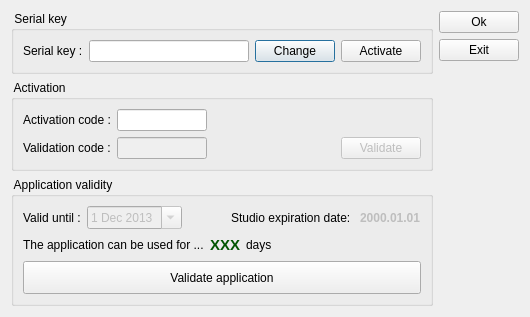
tbikfalvi/Belenus, file client/dlgserialreg.ui: the form before one commit.
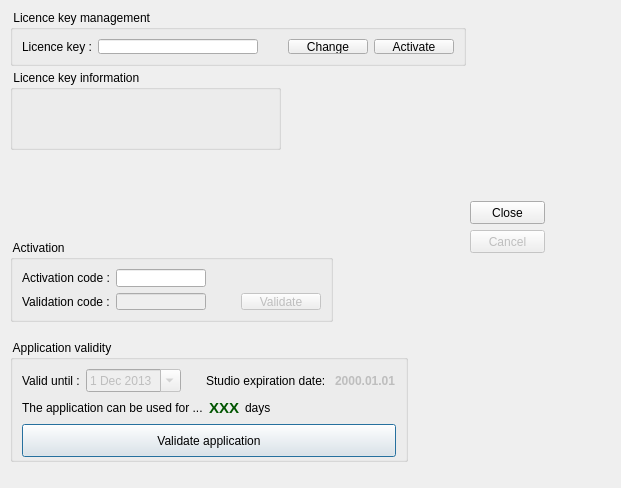
The form after the commit.

Commit message: Uj licenceManager kezdetek

The edit to the form file:
```diff
--- a/client/dlgserialreg.ui
+++ b/client/dlgserialreg.ui
@@ -6,191 +6,35 @@
    <rect>
     <x>0</x>
     <y>0</y>
-    <width>523</width>
-    <height>292</height>
+    <width>621</width>
+    <height>488</height>
    </rect>
   </property>
   <property name="windowTitle">
    <string>Licence and Application validation</string>
   </property>
-  <layout class="QHBoxLayout" name="horizontalLayout_2">
-   <item>
-    <layout class="QVBoxLayout" name="verticalLayout_2">
-     <item>
-      <widget class="QGroupBox" name="gbLicenceKey">
-       <property name="title">
-        <string> Serial key </string>
-       </property>
-       <layout class="QHBoxLayout" name="horizontalLayout">
-        <item>
-         <widget class="QLabel" name="lblSerialKey">
-          <property name="text">
-           <string>Serial key :</string>
-          </property>
-         </widget>
-        </item>
-        <item>
-         <widget class="QLineEdit" name="ledSerialKey">
-          <property name="minimumSize">
-           <size>
-            <width>160</width>
-            <height>0</height>
-           </size>
-          </property>
-          <property name="maximumSize">
-           <size>
-            <width>160</width>
-            <height>16777215</height>
-           </size>
-          </property>
-          <property name="alignment">
-           <set>Qt::AlignCenter</set>
-          </property>
-         </widget>
-        </item>
-        <item>
-         <spacer name="horizontalSpacer">
-          <property name="orientation">
-           <enum>Qt::Horizontal</enum>
-          </property>
-          <property name="sizeHint" stdset="0">
-           <size>
-            <width>40</width>
-            <height>20</height>
-           </size>
-          </property>
-         </spacer>
-        </item>
-        <item>
-         <widget class="QPushButton" name="pbChangeKey">
-          <property name="text">
-           <string>Change</string>
-          </property>
-          <property name="iconSize">
-           <size>
-            <width>20</width>
-            <height>20</height>
-           </size>
-          </property>
-         </widget>
-        </item>
-        <item>
-         <widget class="QPushButton" name="pbActivateKey">
-          <property name="text">
-           <string>Activate</string>
-          </property>
-          <property name="iconSize">
-           <size>
-            <width>20</width>
-            <height>20</height>
-           </size>
-          </property>
-         </widget>
-        </item>
-       </layout>
-      </widget>
-     </item>
-     <item>
-      <widget class="QGroupBox" name="gbActivation">
+  <widget class="QGroupBox" name="gbLicenceInformation">
+   <property name="geometry">
+    <rect>
+     <x>10</x>
+     <y>70</y>
+     <width>271</width>
+     <height>80</height>
+    </rect>
+   </property>
        <property name="title">
-        <string> Activation </string>
-       </property>
-       <layout class="QGridLayout" name="gridLayout">
-        <item row="0" column="0">
-         <widget class="QLabel" name="lblCodeActivation">
-          <property name="text">
-           <string>Activation code :</string>
-          </property>
-         </widget>
-        </item>
-        <item row="0" column="1">
-         <widget class="QLineEdit" name="ledCodeActivation">
-          <property name="enabled">
-           <bool>true</bool>
-          </property>
-          <property name="minimumSize">
-           <size>
-            <width>90</width>
-            <height>0</height>
-           </size>
-          </property>
-          <property name="maximumSize">
-           <size>
-            <width>90</width>
-            <height>16777215</height>
-           </size>
-          </property>
-          <property name="alignment">
-           <set>Qt::AlignCenter</set>
-          </property>
-          <property name="readOnly">
-           <bool>true</bool>
-          </property>
-         </widget>
-        </item>
-        <item row="1" column="0">
-         <widget class="QLabel" name="lblCodeValidation">
-          <property name="text">
-           <string>Validation code :</string>
-          </property>
-         </widget>
-        </item>
-        <item row="1" column="1">
-         <widget class="QLineEdit" name="ledCodeValidation">
-          <property name="enabled">
-           <bool>false</bool>
-          </property>
-          <property name="minimumSize">
-           <size>
-            <width>90</width>
-            <height>0</height>
-           </size>
-          </property>
-          <property name="maximumSize">
-           <size>
-            <width>90</width>
-            <height>16777215</height>
-           </size>
-          </property>
-          <property name="alignment">
-           <set>Qt::AlignCenter</set>
-          </property>
-         </widget>
-        </item>
-        <item row="1" column="2">
-         <spacer name="horizontalSpacer_2">
-          <property name="orientation">
-           <enum>Qt::Horizontal</enum>
-          </property>
-          <property name="sizeHint" stdset="0">
-           <size>
-            <width>39</width>
-            <height>20</height>
-           </size>
-          </property>
-         </spacer>
-        </item>
-        <item row="1" column="3">
-         <widget class="QPushButton" name="pbValidateCode">
-          <property name="enabled">
-           <bool>false</bool>
-          </property>
-          <property name="text">
-           <string>Validate</string>
-          </property>
-          <property name="iconSize">
-           <size>
-            <width>20</width>
-            <height>20</height>
-           </size>
-          </property>
-         </widget>
-        </item>
-       </layout>
-      </widget>
-     </item>
-     <item>
+    <string> Licence key information </string>
+   </property>
+  </widget>
       <widget class="QGroupBox" name="gbApplication">
+   <property name="geometry">
+    <rect>
+     <x>10</x>
+     <y>340</y>
+     <width>398</width>
+     <height>122</height>
+    </rect>
+   </property>
        <property name="title">
         <string> Application validity </string>
        </property>
@@ -328,15 +172,202 @@
         </item>
        </layout>
       </widget>
-     </item>
-    </layout>
+  <widget class="QGroupBox" name="gbLicenceKey">
+   <property name="geometry">
+    <rect>
+     <x>10</x>
+     <y>10</y>
+     <width>456</width>
+     <height>56</height>
+    </rect>
+   </property>
+   <property name="title">
+    <string> Licence key management </string>
+   </property>
+   <layout class="QHBoxLayout" name="horizontalLayout">
+    <item>
+     <widget class="QLabel" name="lblSerialKey">
+      <property name="text">
+       <string>Licence key :</string>
+      </property>
+     </widget>
+    </item>
+    <item>
+     <widget class="QLineEdit" name="ledSerialKey">
+      <property name="minimumSize">
+       <size>
+        <width>160</width>
+        <height>0</height>
+       </size>
+      </property>
+      <property name="maximumSize">
+       <size>
+        <width>160</width>
+        <height>16777215</height>
+       </size>
+      </property>
+      <property name="alignment">
+       <set>Qt::AlignCenter</set>
+      </property>
+     </widget>
    </item>
    <item>
-    <layout class="QVBoxLayout" name="verticalLayout">
+     <spacer name="horizontalSpacer">
+      <property name="orientation">
+       <enum>Qt::Horizontal</enum>
+      </property>
+      <property name="sizeHint" stdset="0">
+       <size>
+        <width>40</width>
+        <height>20</height>
+       </size>
+      </property>
+     </spacer>
+    </item>
      <item>
+     <widget class="QPushButton" name="pbChangeKey">
+      <property name="text">
+       <string>Change</string>
+      </property>
+      <property name="iconSize">
+       <size>
+        <width>20</width>
+        <height>20</height>
+       </size>
+      </property>
+     </widget>
+    </item>
+    <item>
+     <widget class="QPushButton" name="pbActivateKey">
+      <property name="text">
+       <string>Activate</string>
+      </property>
+      <property name="iconSize">
+       <size>
+        <width>20</width>
+        <height>20</height>
+       </size>
+      </property>
+     </widget>
+    </item>
+   </layout>
+  </widget>
+  <widget class="QGroupBox" name="gbActivation">
+   <property name="geometry">
+    <rect>
+     <x>10</x>
+     <y>240</y>
+     <width>323</width>
+     <height>82</height>
+    </rect>
+   </property>
+   <property name="title">
+    <string> Activation </string>
+   </property>
+   <layout class="QGridLayout" name="gridLayout">
+    <item row="0" column="0">
+     <widget class="QLabel" name="lblCodeActivation">
+      <property name="text">
+       <string>Activation code :</string>
+      </property>
+     </widget>
+    </item>
+    <item row="0" column="1">
+     <widget class="QLineEdit" name="ledCodeActivation">
+      <property name="enabled">
+       <bool>true</bool>
+      </property>
+      <property name="minimumSize">
+       <size>
+        <width>90</width>
+        <height>0</height>
+       </size>
+      </property>
+      <property name="maximumSize">
+       <size>
+        <width>90</width>
+        <height>16777215</height>
+       </size>
+      </property>
+      <property name="alignment">
+       <set>Qt::AlignCenter</set>
+      </property>
+      <property name="readOnly">
+       <bool>true</bool>
+      </property>
+     </widget>
+    </item>
+    <item row="1" column="0">
+     <widget class="QLabel" name="lblCodeValidation">
+      <property name="text">
+       <string>Validation code :</string>
+      </property>
+     </widget>
+    </item>
+    <item row="1" column="1">
+     <widget class="QLineEdit" name="ledCodeValidation">
+      <property name="enabled">
+       <bool>false</bool>
+      </property>
+      <property name="minimumSize">
+       <size>
+        <width>90</width>
+        <height>0</height>
+       </size>
+      </property>
+      <property name="maximumSize">
+       <size>
+        <width>90</width>
+        <height>16777215</height>
+       </size>
+      </property>
+      <property name="alignment">
+       <set>Qt::AlignCenter</set>
+      </property>
+     </widget>
+    </item>
+    <item row="1" column="2">
+     <spacer name="horizontalSpacer_2">
+      <property name="orientation">
+       <enum>Qt::Horizontal</enum>
+      </property>
+      <property name="sizeHint" stdset="0">
+       <size>
+        <width>39</width>
+        <height>20</height>
+       </size>
+      </property>
+     </spacer>
+    </item>
+    <item row="1" column="3">
+     <widget class="QPushButton" name="pbValidateCode">
+      <property name="enabled">
+       <bool>false</bool>
+      </property>
+      <property name="text">
+       <string>Validate</string>
+      </property>
+      <property name="iconSize">
+       <size>
+        <width>20</width>
+        <height>20</height>
+       </size>
+      </property>
+     </widget>
+    </item>
+   </layout>
+  </widget>
       <widget class="QPushButton" name="pbOk">
+   <property name="geometry">
+    <rect>
+     <x>470</x>
+     <y>201</y>
+     <width>75</width>
+     <height>23</height>
+    </rect>
+   </property>
        <property name="text">
-        <string>Ok</string>
+    <string>Close</string>
        </property>
        <property name="iconSize">
         <size>
@@ -345,11 +376,20 @@
         </size>
        </property>
       </widget>
-     </item>
-     <item>
       <widget class="QPushButton" name="pbCancel">
+   <property name="enabled">
+    <bool>false</bool>
+   </property>
+   <property name="geometry">
+    <rect>
+     <x>470</x>
+     <y>230</y>
+     <width>75</width>
+     <height>23</height>
+    </rect>
+   </property>
        <property name="text">
-        <string>Exit</string>
+    <string>Cancel</string>
        </property>
        <property name="iconSize">
         <size>
@@ -358,23 +398,6 @@
         </size>
        </property>
       </widget>
-     </item>
-     <item>
-      <spacer name="verticalSpacer">
-       <property name="orientation">
-        <enum>Qt::Vertical</enum>
-       </property>
-       <property name="sizeHint" stdset="0">
-        <size>
-         <width>20</width>
-         <height>40</height>
-        </size>
-       </property>
-      </spacer>
-     </item>
-    </layout>
-   </item>
-  </layout>
  </widget>
  <tabstops>
   <tabstop>ledSerialKey</tabstop>
```
Lines whose indentation alone changed are shown as unchanged. The commit also changes 8 other files.
